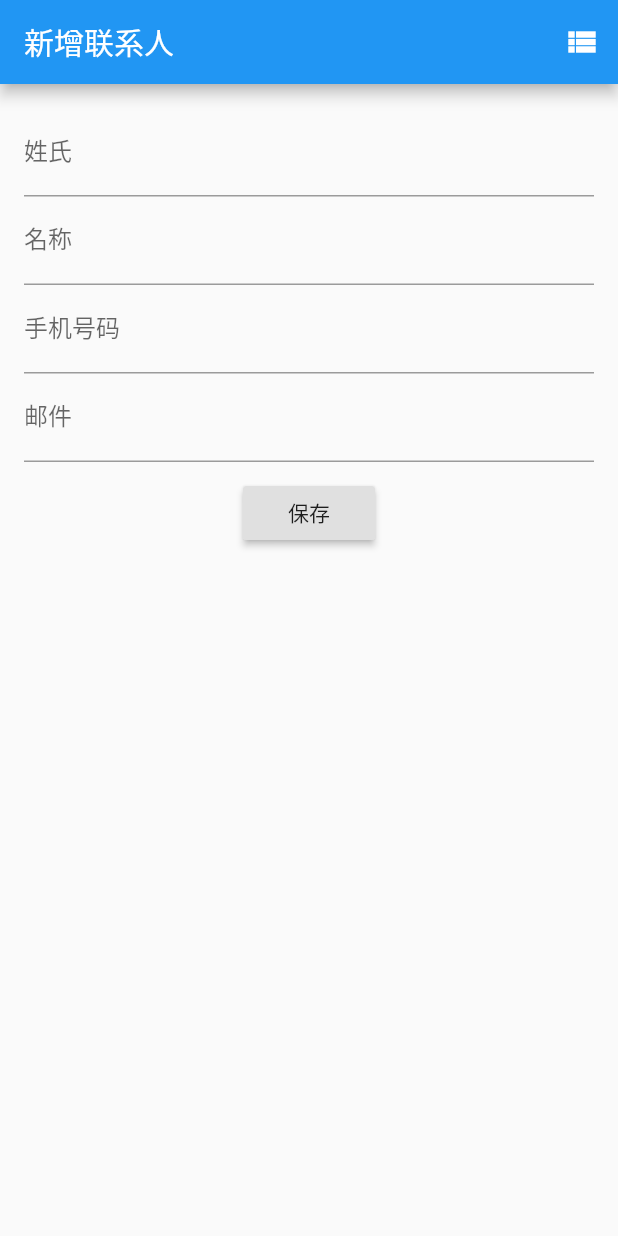
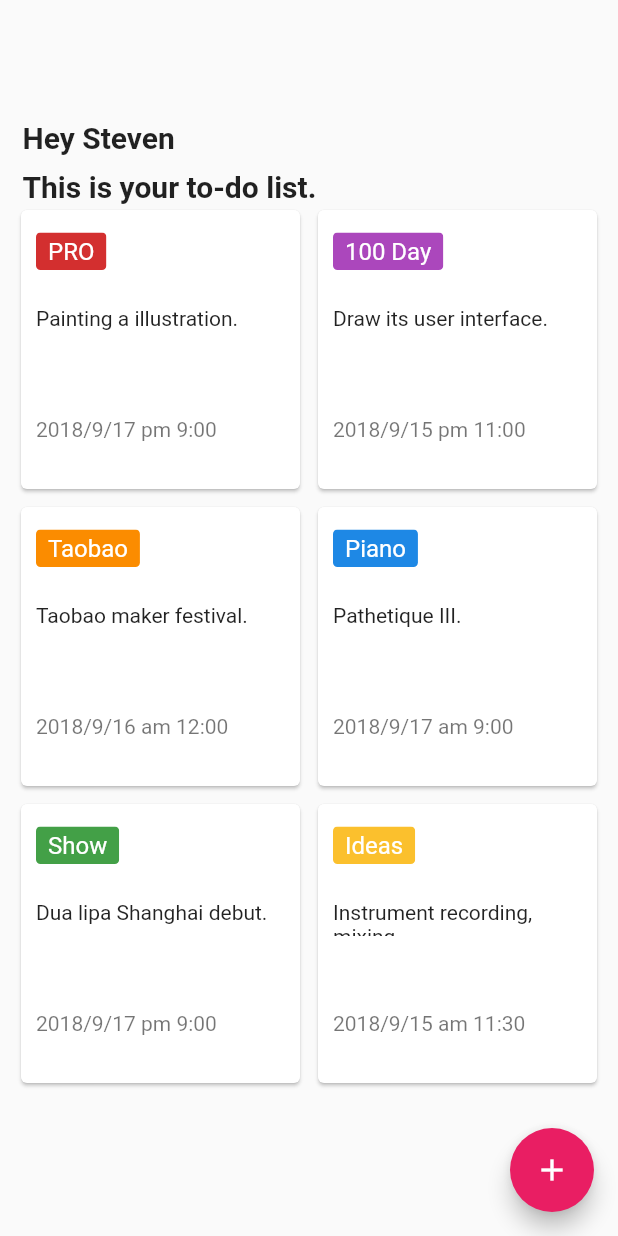
Before and after one commit to ReverseScale/FlutterDemo, a Flutter app: the screen it shows after launch, on a phone screen of 412 x 824 dp. Run offline on Flutter 3.47's test engine with Material 2 defaults, Android fonts, the phone set to English and light mode, and no system bars; our stand-ins replace dio, fluro, rxdart, shared_preferences, sqflite; accounts and stored records are empty.

Commit message:
✨:Introducing new features for Todolist.

```diff
--- /dev/null
+++ b/hello_flutter_app/lib/TodoApp.dart
@@ -0,0 +1,123 @@
+import 'package:flutter/material.dart';
+
+class TodoApp extends StatefulWidget {
+  @override
+  _TodoAppState createState() => _TodoAppState();
+}
+
+class _TodoAppState extends State<TodoApp> {
+  void _incrementCounter() {
+    setState(() {});
+  }
+
+  var level1Color = Colors.red[700];
+  var level2Color = Colors.purple[400];
+  var level3Color = Colors.orange[600];
+  var level4Color = Colors.blue[600];
+  var level5Color = Colors.green[600];
+  var level6Color = Colors.yellow[700];
+
+  Widget todoCard(String title, String text, String time, Color levelColor) =>
+      Card(
+          child: Padding(
+        padding: const EdgeInsets.fromLTRB(10, 15, 20, 10),
+        child: Column(
+          crossAxisAlignment: CrossAxisAlignment.start,
+          mainAxisAlignment: MainAxisAlignment.start,
+          children: <Widget>[
+            ClipRRect(
+              borderRadius: BorderRadius.circular(3.0),
+              child: Container(
+                color: levelColor,
+                padding: const EdgeInsets.fromLTRB(8, 3, 8, 3),
+                child: Text(
+                  title,
+                  style: TextStyle(fontSize: 16.0, color: Colors.white),
+                ),
+              ),
+            ),
+            Expanded(
+              child: Padding(
+                padding: const EdgeInsets.fromLTRB(0, 24, 0, 20),
+                child: Text(
+                  text,
+                  style: TextStyle(fontSize: 14.0, color: Colors.black87),
+                ),
+              ),
+            ),
+            Expanded(
+              child: Padding(
+                padding: const EdgeInsets.fromLTRB(0, 30, 0, 0),
+                child: Text(
+                  time,
+                  style: TextStyle(fontSize: 14.0, color: Colors.black54),
+                ),
+              ),
+            ),
+          ],
+        ),
+      ));
+
+  @override
+  Widget build(BuildContext context) {
+    var card = Expanded(
+        child: Container(
+      padding: const EdgeInsets.fromLTRB(10, 0, 10, 0),
+      child: GridView(
+        gridDelegate: SliverGridDelegateWithFixedCrossAxisCount(
+          crossAxisCount: 2,
+          mainAxisSpacing: 4.0,
+          crossAxisSpacing: 4.0,
+          childAspectRatio: 1,
+        ),
+        children: <Widget>[
+          todoCard('PRO', 'Painting a illustration.', '2018/9/17 pm 9:00',
+              level1Color),
+          todoCard('100 Day', 'Draw its user interface.', '2018/9/15 pm 11:00',
+              level2Color),
+          todoCard('Taobao', 'Taobao maker festival.', '2018/9/16 am 12:00',
+              level3Color),
+          todoCard(
+              'Piano', 'Pathetique III.', '2018/9/17 am 9:00', level4Color),
+          todoCard('Show', 'Dua lipa Shanghai debut.', '2018/9/17 pm 9:00',
+              level5Color),
+          todoCard('Ideas', 'Instrument recording, mixing.',
+              '2018/9/15 am 11:30', level6Color),
+        ],
+      ),
+    ));
+
+    return Scaffold(
+      body: Container(
+        color: Colors.grey[50],
+        child: Column(
+          crossAxisAlignment: CrossAxisAlignment.start,
+          mainAxisAlignment: MainAxisAlignment.start,
+          children: <Widget>[
+            Padding(
+              padding: const EdgeInsets.fromLTRB(15, 80, 10, 0),
+              child: Text(
+                'Hey Steven',
+                style: TextStyle(fontSize: 20.0, fontWeight: FontWeight.w600),
+              ),
+            ),
+            Padding(
+              padding: const EdgeInsets.fromLTRB(15, 10, 10, 0),
+              child: Text(
+                'This is your to-do list.',
+                style: TextStyle(fontSize: 20.0, fontWeight: FontWeight.w600),
+              ),
+            ),
+            card,
+          ],
+        ),
+      ),
+      floatingActionButton: FloatingActionButton(
+        onPressed: _incrementCounter,
+        backgroundColor: Colors.pink,
+        tooltip: 'Increment',
+        child: Icon(Icons.add),
+      ),
+    );
+  }
+}
--- a/hello_flutter_app/lib/main.dart
+++ b/hello_flutter_app/lib/main.dart
@@ -10,6 +10,7 @@ import 'package:hello_flutter_app/ChatsApp.dart';
 import 'package:hello_flutter_app/TouchApp.dart';
 import 'package:hello_flutter_app/DataApp.dart';
 import 'package:hello_flutter_app/SQListApp.dart';
+import 'package:hello_flutter_app/TodoApp.dart';
 
 // main 入口方法，进入 MyApp
 // 单行调用使用 “=> 函数”
@@ -44,8 +45,15 @@ void main() {
   // 手势练习
   // runApp(MaterialApp(title: 'Touch', home: TouchState()));
 
+  // 数据存储
+  // runApp(MaterialApp(
+  //   title: 'Data',
+  //   home: SQList(),
+  // ));
+
+  // UI 练习
   runApp(MaterialApp(
-    title: 'Data',
-    home: SQList(),
+    title: 'UI 练习',
+    home: TodoApp()
   ));
 }
```
